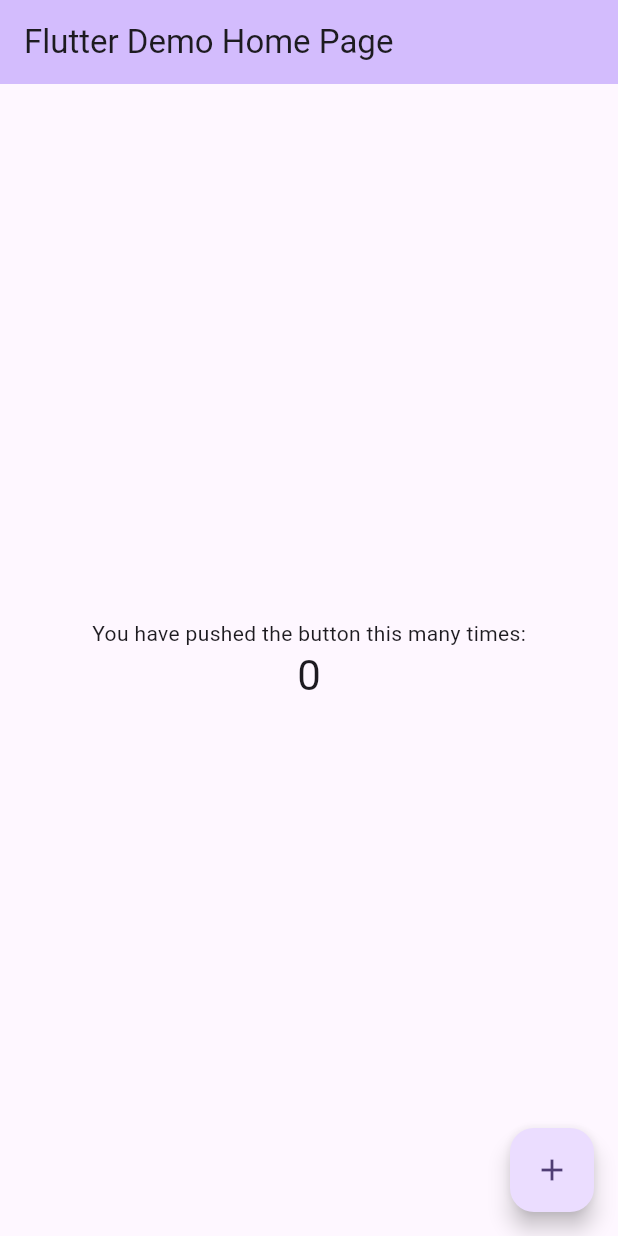
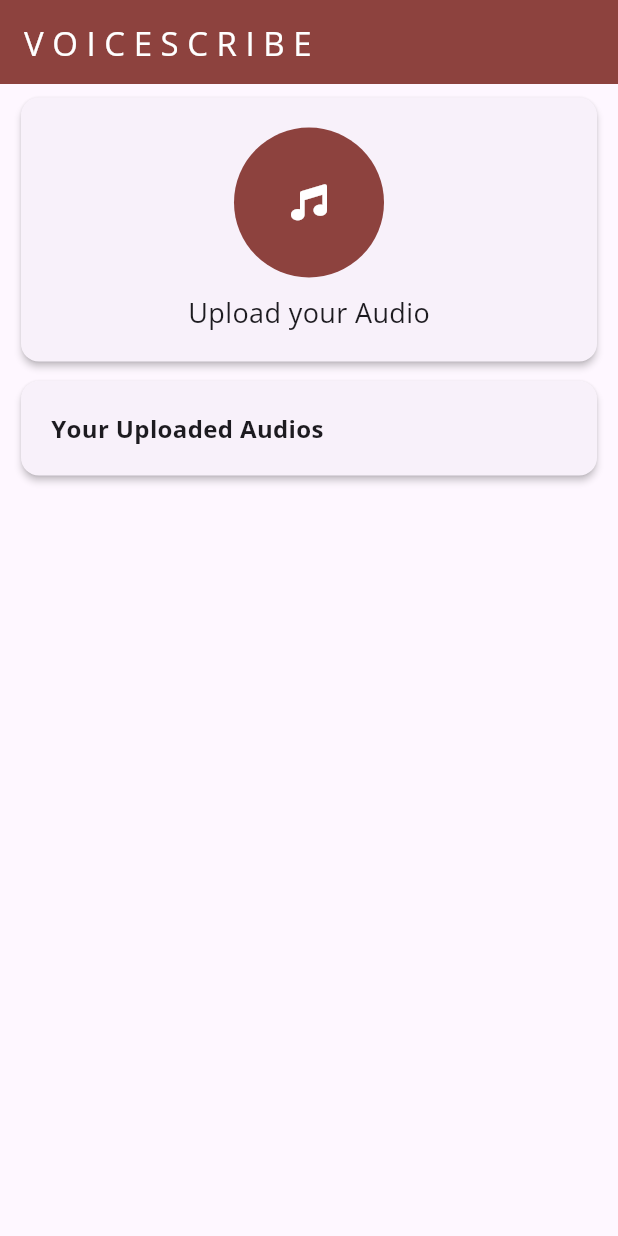
Before and after one commit to rmonisha1123/voicescribe, a Flutter app: the screen it shows after launch, on a phone screen of 412 x 824 dp. Run offline on Flutter 3.47's test engine with Material 2 defaults, Android fonts, the phone set to English and light mode, and no system bars; our stand-ins replace font_awesome_flutter, google_fonts.

Commit message:
Title: home-screen-setup
Author: Monisha

```diff
--- /dev/null
+++ b/lib/Screens/home_screen.dart
@@ -0,0 +1,32 @@
+import 'package:flutter/material.dart';
+import 'package:voicescribe/Utils/global_configs.dart';
+import 'package:voicescribe/Widgets/list_uploaded_au_files.dart';
+import 'package:voicescribe/Widgets/upload_audio_card.dart';
+
+class HomeScreen extends StatelessWidget {
+  const HomeScreen({super.key});
+
+  @override
+  Widget build(BuildContext context) {
+    return Scaffold(
+      appBar: AppBar(
+        title: GlobalConfigs.Appbar_Name,
+        backgroundColor: CustomColors.AppBar_Bg_Theme1,
+      ),
+      body: SingleChildScrollView(
+        child: Column(children: [
+          // 1st children
+          InkWell(
+            child: UploadAudioCard(),
+            onTap: () {
+              print("clicked");
+            },
+          ),
+
+          // 2nd children
+          ListUploadedAUFiles(),
+        ]),
+      ),
+    );
+  }
+}
--- /dev/null
+++ b/lib/Utils/global_configs.dart
@@ -0,0 +1,15 @@
+import 'package:flutter/material.dart';
+import 'package:google_fonts/google_fonts.dart';
+
+class GlobalConfigs {
+  static Text Appbar_Name = Text(
+    "V O I C E S C R I B E",
+    style:
+        GoogleFonts.openSans(color: Colors.white, ),
+  );
+}
+
+class CustomColors {
+  static const Color AppBar_Bg_Theme = Color.fromARGB(255, 117, 61, 58);
+  static const Color AppBar_Bg_Theme1 = Color.fromARGB(255, 141, 66, 62);
+}
--- /dev/null
+++ b/lib/Widgets/list_uploaded_au_files.dart
@@ -0,0 +1,28 @@
+import 'package:flutter/material.dart';
+import 'package:google_fonts/google_fonts.dart';
+
+class ListUploadedAUFiles extends StatelessWidget {
+  const ListUploadedAUFiles({super.key});
+
+  @override
+  Widget build(BuildContext context) {
+    return Container(
+      margin: EdgeInsets.only(top: 5, left: 10, right: 10),
+      width: double.infinity,
+      child: Card(
+        elevation: 2,
+        child: Container(
+          margin: EdgeInsets.all(20),
+          child:
+              Column(crossAxisAlignment: CrossAxisAlignment.start, children: [
+            Text(
+              "Your Uploaded Audios",
+              style: GoogleFonts.openSans(
+                  fontWeight: FontWeight.bold, fontSize: 16),
+            ),
+          ]),
+        ),
+      ),
+    );
+  }
+}
--- /dev/null
+++ b/lib/Widgets/upload_audio_card.dart
@@ -0,0 +1,39 @@
+import 'package:flutter/material.dart';
+import 'package:font_awesome_flutter/font_awesome_flutter.dart';
+import 'package:google_fonts/google_fonts.dart';
+import 'package:voicescribe/Utils/global_configs.dart';
+
+class UploadAudioCard extends StatelessWidget {
+  const UploadAudioCard({super.key});
+
+  @override
+  Widget build(BuildContext context) {
+    return Container(
+      margin: EdgeInsets.only(top: 5, left: 10, right: 10),
+      width: double.infinity,
+      child: Card(
+        elevation: 2,
+        child: Container(
+          margin: EdgeInsets.only(top: 20, bottom: 20),
+          child: Column(mainAxisAlignment: MainAxisAlignment.center, children: [
+            CircleAvatar(
+              backgroundColor: CustomColors.AppBar_Bg_Theme1,
+              maxRadius: 50,
+              child: FaIcon(
+                FontAwesomeIcons.music,
+                color: Colors.white,
+              ),
+            ),
+            SizedBox(
+              height: 10,
+            ),
+            Text(
+              "Upload your Audio",
+              style: GoogleFonts.openSans(fontSize: 18),
+            ),
+          ]),
+        ),
+      ),
+    );
+  }
+}
--- a/lib/main.dart
+++ b/lib/main.dart
@@ -1,4 +1,5 @@
 import 'package:flutter/material.dart';
+import 'package:voicescribe/Screens/home_screen.dart';
 
 void main() {
   runApp(const MyApp());
@@ -13,113 +14,10 @@ class MyApp extends StatelessWidget {
     return MaterialApp(
       title: 'Flutter Demo',
       theme: ThemeData(
-        // This is the theme of your application.
-        //
-        // TRY THIS: Try running your application with "flutter run". You'll see
-        // the application has a blue toolbar. Then, without quitting the app,
-        // try changing the seedColor in the colorScheme below to Colors.green
-        // and then invoke "hot reload" (save your changes or press the "hot
-        // reload" button in a Flutter-supported IDE, or press "r" if you used
-        // the command line to start the app).
-        //
-        // Notice that the counter didn't reset back to zero; the application
-        // state is not lost during the reload. To reset the state, use hot
-        // restart instead.
-        //
-        // This works for code too, not just values: Most code changes can be
-        // tested with just a hot reload.
         colorScheme: ColorScheme.fromSeed(seedColor: Colors.deepPurple),
         useMaterial3: true,
       ),
-      home: const MyHomePage(title: 'Flutter Demo Home Page'),
+      home: HomeScreen()
     );
   }
 }
-
-class MyHomePage extends StatefulWidget {
-  const MyHomePage({super.key, required this.title});
-
-  // This widget is the home page of your application. It is stateful, meaning
-  // that it has a State object (defined below) that contains fields that affect
-  // how it looks.
-
-  // This class is the configuration for the state. It holds the values (in this
-  // case the title) provided by the parent (in this case the App widget) and
-  // used by the build method of the State. Fields in a Widget subclass are
-  // always marked "final".
-
-  final String title;
-
-  @override
-  State<MyHomePage> createState() => _MyHomePageState();
-}
-
-class _MyHomePageState extends State<MyHomePage> {
-  int _counter = 0;
-
-  void _incrementCounter() {
-    setState(() {
-      // This call to setState tells the Flutter framework that something has
-      // changed in this State, which causes it to rerun the build method below
-      // so that the display can reflect the updated values. If we changed
-      // _counter without calling setState(), then the build method would not be
-      // called again, and so nothing would appear to happen.
-      _counter++;
-    });
-  }
-
-  @override
-  Widget build(BuildContext context) {
-    // This method is rerun every time setState is called, for instance as done
-    // by the _incrementCounter method above.
-    //
-    // The Flutter framework has been optimized to make rerunning build methods
-    // fast, so that you can just rebuild anything that needs updating rather
-    // than having to individually change instances of widgets.
-    return Scaffold(
-      appBar: AppBar(
-        // TRY THIS: Try changing the color here to a specific color (to
-        // Colors.amber, perhaps?) and trigger a hot reload to see the AppBar
-        // change color while the other colors stay the same.
-        backgroundColor: Theme.of(context).colorScheme.inversePrimary,
-        // Here we take the value from the MyHomePage object that was created by
-        // the App.build method, and use it to set our appbar title.
-        title: Text(widget.title),
-      ),
-      body: Center(
-        // Center is a layout widget. It takes a single child and positions it
-        // in the middle of the parent.
-        child: Column(
-          // Column is also a layout widget. It takes a list of children and
-          // arranges them vertically. By default, it sizes itself to fit its
-          // children horizontally, and tries to be as tall as its parent.
-          //
-          // Column has various properties to control how it sizes itself and
-          // how it positions its children. Here we use mainAxisAlignment to
-          // center the children vertically; the main axis here is the vertical
-          // axis because Columns are vertical (the cross axis would be
-          // horizontal).
-          //
-          // TRY THIS: Invoke "debug painting" (choose the "Toggle Debug Paint"
-          // action in the IDE, or press "p" in the console), to see the
-          // wireframe for each widget.
-          mainAxisAlignment: MainAxisAlignment.center,
-          children: <Widget>[
-            const Text(
-              'You have pushed the button this many times:',
-            ),
-            Text(
-              '$_counter',
-              style: Theme.of(context).textTheme.headlineMedium,
-            ),
-          ],
-        ),
-      ),
-      floatingActionButton: FloatingActionButton(
-        onPressed: _incrementCounter,
-        tooltip: 'Increment',
-        child: const Icon(Icons.add),
-      ), // This trailing comma makes auto-formatting nicer for build methods.
-    );
-  }
-}
--- a/pubspec.yaml
+++ b/pubspec.yaml
@@ -35,6 +35,8 @@ dependencies:
   # The following adds the Cupertino Icons font to your application.
   # Use with the CupertinoIcons class for iOS style icons.
   cupertino_icons: ^1.0.2
+  google_fonts: ^6.1.0
+  font_awesome_flutter: ^10.6.0
 
 dev_dependencies:
   flutter_test:
```
Also changed, not shown: pubspec.lock, 227 other files.
